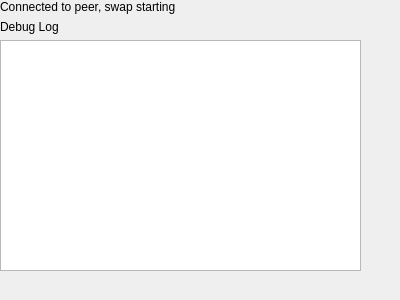
The window that src/plugins/atomic/AtomicSwap.ui (feather-wallet/feather) describes before a commit, drawn with Qt 5.
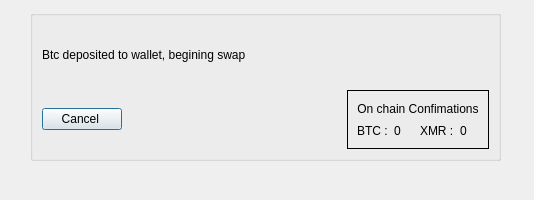
The same window after the commit.

Commit message:
Added AtomicFundDialog ui to make depositing btc for swap easy. Updated AtomicSwap functionality to clean swap and monero-wallet-rpc. Can run swap successfully if nothing goes wrong.
TODO:

```diff
--- a/src/plugins/atomic/AtomicSwap.ui
+++ b/src/plugins/atomic/AtomicSwap.ui
@@ -6,44 +6,113 @@
    <rect>
     <x>0</x>
     <y>0</y>
-    <width>400</width>
-    <height>300</height>
+    <width>534</width>
+    <height>200</height>
    </rect>
   </property>
   <property name="windowTitle">
    <string>AtomicSwap</string>
   </property>
-  <widget class="QWidget" name="verticalLayoutWidget">
+  <widget class="QGroupBox" name="verticalGroupBox">
    <property name="geometry">
     <rect>
-     <x>0</x>
-     <y>0</y>
-     <width>361</width>
-     <height>271</height>
+     <x>30</x>
+     <y>10</y>
+     <width>471</width>
+     <height>151</height>
     </rect>
    </property>
    <layout class="QVBoxLayout" name="verticalLayout">
-    <item>
-     <widget class="QLabel" name="label_status">
-      <property name="text">
-       <string>Connected to peer, swap starting</string>
-      </property>
-     </widget>
-    </item>
-    <item>
-     <layout class="QHBoxLayout" name="horizontalLayout"/>
-    </item>
     <item>
      <layout class="QVBoxLayout" name="verticalLayout_2">
       <item>
-       <widget class="QLabel" name="label">
+       <widget class="QLabel" name="label_status">
         <property name="text">
-         <string>Debug Log</string>
+         <string>Btc deposited to wallet, begining swap</string>
         </property>
        </widget>
       </item>
+     </layout>
+    </item>
+    <item>
+     <layout class="QHBoxLayout" name="horizontalLayout_2">
       <item>
-       <widget class="QTextBrowser" name="debug_log"/>
+       <widget class="QPushButton" name="pushButton">
+        <property name="text">
+         <string>Cancel </string>
+        </property>
+       </widget>
+      </item>
+      <item>
+       <spacer name="horizontalSpacer_2">
+        <property name="orientation">
+         <enum>Qt::Orientation::Horizontal</enum>
+        </property>
+        <property name="sizeHint" stdset="0">
+         <size>
+          <width>40</width>
+          <height>20</height>
+         </size>
+        </property>
+       </spacer>
+      </item>
+      <item>
+       <widget class="QFrame" name="frame">
+        <property name="styleSheet">
+         <string notr="true">border-color: rgb(222, 221, 218);
+</string>
+        </property>
+        <property name="frameShape">
+         <enum>QFrame::Shape::Box</enum>
+        </property>
+        <layout class="QVBoxLayout" name="verticalLayout_3">
+         <item>
+          <widget class="QLabel" name="label">
+           <property name="styleSheet">
+            <string notr="true"/>
+           </property>
+           <property name="text">
+            <string>On chain Confimations</string>
+           </property>
+           <property name="alignment">
+            <set>Qt::AlignmentFlag::AlignCenter</set>
+           </property>
+          </widget>
+         </item>
+         <item>
+          <layout class="QHBoxLayout" name="horizontalLayout">
+           <item>
+            <widget class="QLabel" name="label_btc">
+             <property name="text">
+              <string>BTC :</string>
+             </property>
+            </widget>
+           </item>
+           <item>
+            <widget class="QLabel" name="label_btc_cons">
+             <property name="text">
+              <string>0</string>
+             </property>
+            </widget>
+           </item>
+           <item>
+            <widget class="QLabel" name="label_xmr">
+             <property name="text">
+              <string>XMR :</string>
+             </property>
+            </widget>
+           </item>
+           <item>
+            <widget class="QLabel" name="label_xmr_cons">
+             <property name="text">
+              <string>0</string>
+             </property>
+            </widget>
+           </item>
+          </layout>
+         </item>
+        </layout>
+       </widget>
       </item>
      </layout>
     </item>
```
The commit also changes 7 other files.
